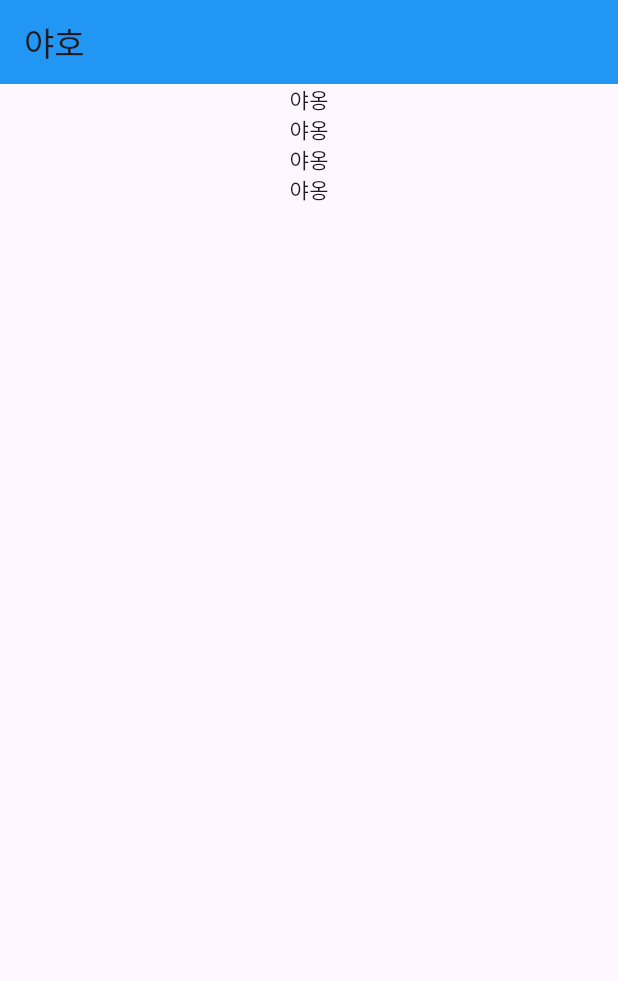
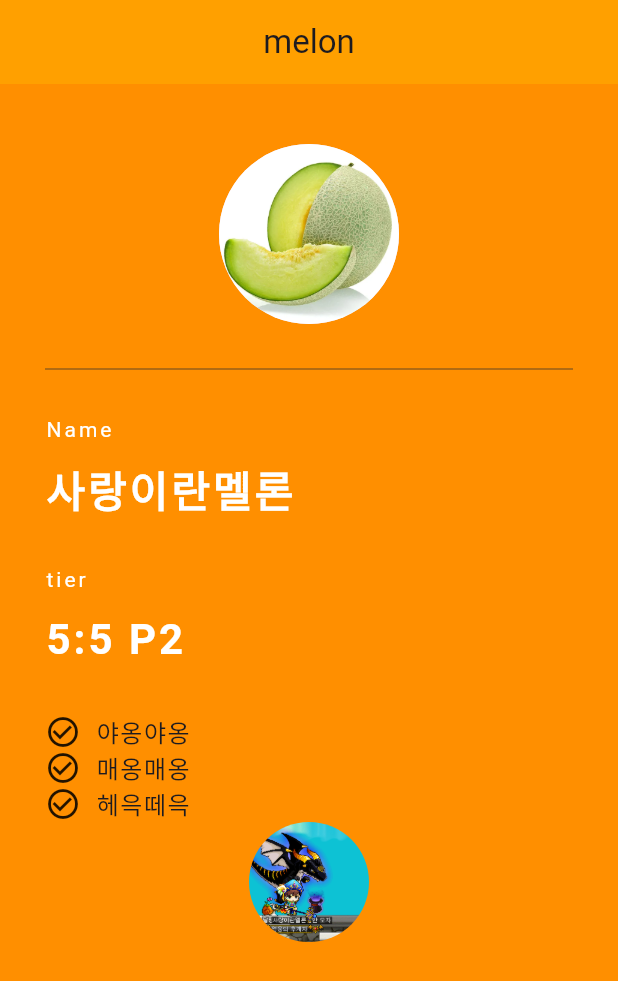
Before and after one commit to melonNamedLove/flutterStudy, a Flutter app: the screen it shows after launch, on a phone screen of 412 x 824 dp. Shown: the top 981 px of the screen. Run offline on Flutter 3.47's test engine with Material 3 defaults, Android fonts, the light colour scheme and no system bars.

Commit message:
순한맛 끝

```diff
--- /dev/null
+++ b/untitled_flutter/lib/characterBackup.dart
@@ -0,0 +1,47 @@
+import 'package:flutter/material.dart';
+
+void main() => runApp(MyApp());
+
+class MyApp extends StatelessWidget {
+  const MyApp({super.key});
+
+
+  @override
+  Widget build(BuildContext context) {
+    return MaterialApp(
+      title: 'Charactor card',
+
+      home:MyCard(),
+    );
+  }
+}
+
+
+class MyCard extends StatelessWidget {
+  const MyCard({super.key});
+
+  @override
+  Widget build(BuildContext context) {
+    return Scaffold(
+        appBar: AppBar(
+          title: Text('정석현'),
+          centerTitle: true,
+          backgroundColor:Colors.redAccent,
+          elevation: 0.0 ,
+        ),
+        body:Center(
+          child: Column(
+            mainAxisAlignment: MainAxisAlignment.center,
+
+            children: [
+              Text('Hello'),
+              Text('Hello'),
+              Text('Hello'),
+            ],
+          ),
+        )
+
+
+    );
+  }
+}
--- a/untitled_flutter/lib/main.dart
+++ b/untitled_flutter/lib/main.dart
@@ -1,44 +1,155 @@
 import 'package:flutter/material.dart';
 
-void main() => runApp(MyApp());
+void main() {
+  runApp(MyApp());
+}
 
 class MyApp extends StatelessWidget {
   const MyApp({super.key});
-
   @override
   Widget build(BuildContext context) {
     return MaterialApp(
-      title: 'First app',
-      theme:ThemeData(
-        primarySwatch: Colors.blue
-      ),
+      title: 'meow',
 
-      home:MyHomePage(),
+      debugShowCheckedModeBanner: false,
+      home:Grade(),
     );
   }
 }
 
 
-class MyHomePage extends StatelessWidget {
-  const MyHomePage({super.key});
+class Grade extends StatelessWidget {
+  const Grade({super.key});
 
   @override
   Widget build(BuildContext context) {
     return Scaffold(
+      backgroundColor: Colors.amber[800],
       appBar: AppBar(
-        title: Text('야호'),
-        backgroundColor:Colors.blue,
+        title: Text('melon'),
+        centerTitle: true,
+        backgroundColor:Colors.amber[700],
+        elevation: 0.0 ,
       ),
-      body:Center(
-        child: Column(
-          children: <Widget>[
-            Text('야옹'),
-            Text('야옹'),
-            Text('야옹'),
-            Text('야옹'),
-          ],
+      body:Column(
+        children: [
+          Padding(
+            padding: EdgeInsets.only(top: 40.0),
+            child: Center(
+            child: CircleAvatar(
+              backgroundImage: AssetImage('assets/melon.jpeg') ,
+              radius: 60.0,
+            ),
+                    ),
+          ),
+          Padding(
+          padding:EdgeInsets.fromLTRB(30.0, 0.0, 0.0, 0.0),
+          child: Column(
+            crossAxisAlignment: CrossAxisAlignment.start,
+            //mainAxisAlignment: MainAxisAlignment.center,
+
+            children: [
+
+              Divider(
+                height:60.0,
+                color:Colors.grey[850],
+                thickness: 0.5,
+                endIndent: 30.0,
+              ),
+              Text('Name',
+                style: TextStyle(
+                  color: Colors.white,
+                  letterSpacing: 2.0,
+                ),
+              ),
+              SizedBox(
+                height:10.0,
+              ),
+              Text('사랑이란멜론',
+                style: TextStyle(
+                    color: Colors.white,
+                    letterSpacing: 2.0,
+                    fontSize: 28.0,
+                    fontWeight: FontWeight.bold
+                ),
+              ),
+              SizedBox(
+                height:30.0,
+              ),
+              Text('tier',
+                style: TextStyle(
+                  color: Colors.white,
+                  letterSpacing: 2.0,
+                ),
+              ),
+              SizedBox(
+                height:10.0,
+              ),
+              Text('5:5 P2',
+                style: TextStyle(
+                    color: Colors.white,
+                    letterSpacing: 2.0,
+                    fontSize: 28.0,
+                    fontWeight: FontWeight.bold
+                ),
+              ),
+              SizedBox(
+                height:30.0,
+              ),
+              Row(
+                children: [
+                  Icon(Icons.check_circle_outline),
+                  SizedBox(
+                    width:10.0,
+                  ),
+                  Text('야옹야옹',
+                    style:TextStyle(
+                        fontSize: 16.0,
+                        letterSpacing: 1.0
+                    ),),
+                ],
+              ),
+              Row(
+                children: [
+                  Icon(Icons.check_circle_outline),
+                  SizedBox(
+                    width:10.0,
+                  ),
+                  Text('매옹매옹',
+                    style:TextStyle(
+                        fontSize: 16.0,
+                        letterSpacing: 1.0
+                    ),),
+                ],
+              ),
+              Row(
+                children: [
+                  Icon(Icons.check_circle_outline),
+                  SizedBox(
+                    width:10.0,
+                  ),
+                  Text('헤윽떼윽',
+                    style:TextStyle(
+                        fontSize: 16.0,
+                        letterSpacing: 1.0
+                    ),),
+                ],
+              ),
+
+            ],
+          ),
         ),
+          Center(
+            child: CircleAvatar(
+              backgroundImage: AssetImage('assets/1.png'),
+              radius :40.0,
+              backgroundColor: Colors.amber[800],
+            ),
+          )
+        ]
       ),
+
+
     );
   }
 }
--- a/untitled_flutter/pubspec.yaml
+++ b/untitled_flutter/pubspec.yaml
@@ -54,6 +54,7 @@ dev_dependencies:
 flutter:
   assets:
     - assets/
+   # - assets/melon.jpeg
   # The following line ensures that the Material Icons font is
   # included with your application, so that you can use the icons in
   # the material Icons class.
```
